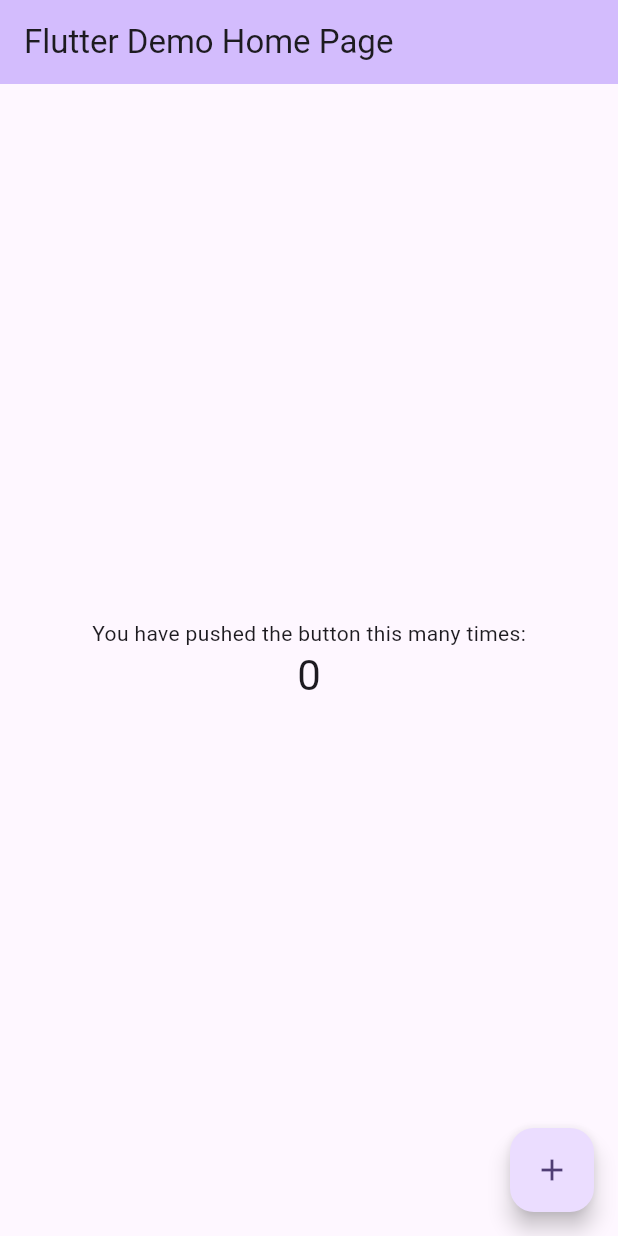
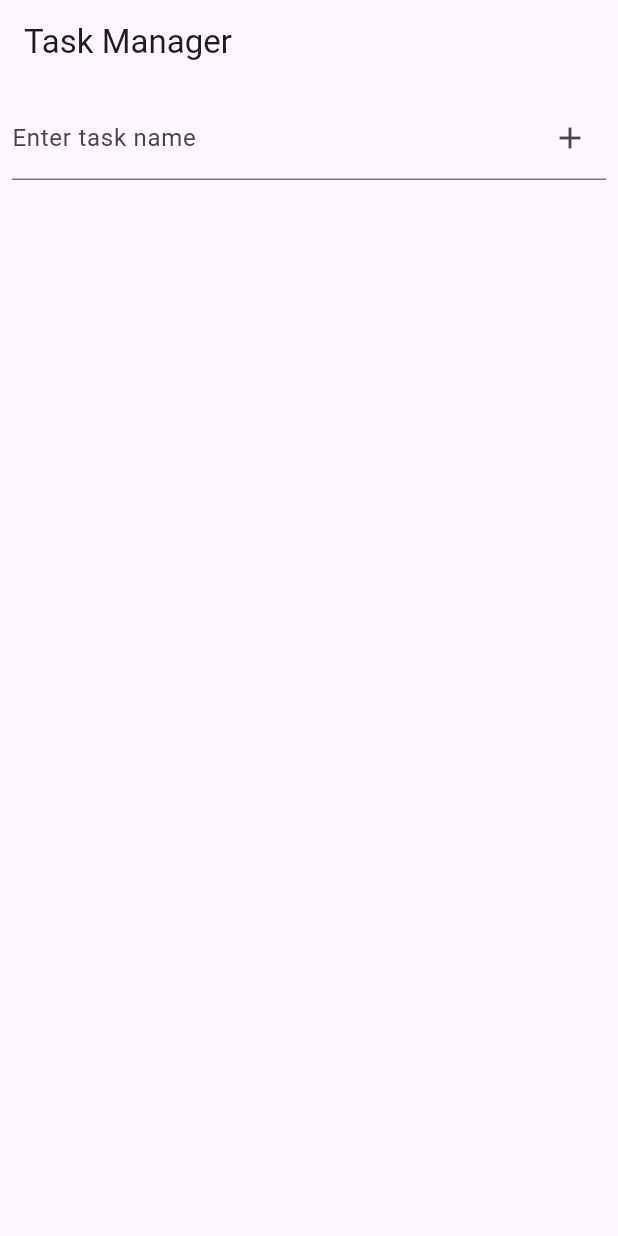
Before and after one commit to aahmad8727/state_management, a Flutter app: the screen it shows after launch, on a phone screen of 412 x 824 dp. Run offline on Flutter 3.47's test engine with Material 3 defaults, Android fonts, the phone set to English and light mode, and no system bars.

Commit message:
TaskLitScreen with basic func

```diff
--- a/lib/main.dart
+++ b/lib/main.dart
@@ -1,122 +1,67 @@
 import 'package:flutter/material.dart';
 
-void main() {
-  runApp(const MyApp());
+void main() => runApp(MyApp());
+
+class MyApp extends StatelessWidget {
+  @override
+  Widget build(BuildContext context) {
+    return MaterialApp(title: 'Task Manager', home: TaskListScreen());
+  }
 }
 
-class MyApp extends StatelessWidget {
-  const MyApp({super.key});
+class TaskListScreen extends StatefulWidget {
+  @override
+  _TaskListScreenState createState() => _TaskListScreenState();
+}
 
-  // This widget is the root of your application.
+class _TaskListScreenState extends State<TaskListScreen> {
+  List<String> tasks = [];
+
   @override
   Widget build(BuildContext context) {
-    return MaterialApp(
-      title: 'Flutter Demo',
-      theme: ThemeData(
-        // This is the theme of your application.
-        //
-        // TRY THIS: Try running your application with "flutter run". You'll see
-        // the application has a purple toolbar. Then, without quitting the app,
-        // try changing the seedColor in the colorScheme below to Colors.green
-        // and then invoke "hot reload" (save your changes or press the "hot
-        // reload" button in a Flutter-supported IDE, or press "r" if you used
-        // the command line to start the app).
-        //
-        // Notice that the counter didn't reset back to zero; the application
-        // state is not lost during the reload. To reset the state, use hot
-        // restart instead.
-        //
-        // This works for code too, not just values: Most code changes can be
-        // tested with just a hot reload.
-        colorScheme: ColorScheme.fromSeed(seedColor: Colors.deepPurple),
+    return Scaffold(
+      appBar: AppBar(title: Text('Task Manager')),
+      body: Column(
+        children: <Widget>[
+          Padding(
+            padding: const EdgeInsets.all(8.0),
+            child: TextField(
+              onSubmitted: (value) {
+                setState(() {
+                  tasks.add(value);
+                });
+              },
+              decoration: InputDecoration(
+                labelText: 'Enter task name',
+                suffixIcon: IconButton(
+                  icon: Icon(Icons.add),
+                  onPressed: () {
+                    // Logic to add task
+                  },
+                ),
+              ),
+            ),
+          ),
+          Expanded(
+            child: ListView.builder(
+              itemCount: tasks.length,
+              itemBuilder: (context, index) {
+                return ListTile(
+                  title: Text(tasks[index]),
+                  trailing: IconButton(
+                    icon: Icon(Icons.delete),
+                    onPressed: () {
+                      setState(() {
+                        tasks.removeAt(index);
+                      });
+                    },
+                  ),
+                );
+              },
+            ),
+          ),
+        ],
       ),
-      home: const MyHomePage(title: 'Flutter Demo Home Page'),
     );
   }
 }
-
-class MyHomePage extends StatefulWidget {
-  const MyHomePage({super.key, required this.title});
-
-  // This widget is the home page of your application. It is stateful, meaning
-  // that it has a State object (defined below) that contains fields that affect
-  // how it looks.
-
-  // This class is the configuration for the state. It holds the values (in this
-  // case the title) provided by the parent (in this case the App widget) and
-  // used by the build method of the State. Fields in a Widget subclass are
-  // always marked "final".
-
-  final String title;
-
-  @override
-  State<MyHomePage> createState() => _MyHomePageState();
-}
-
-class _MyHomePageState extends State<MyHomePage> {
-  int _counter = 0;
-
-  void _incrementCounter() {
-    setState(() {
-      // This call to setState tells the Flutter framework that something has
-      // changed in this State, which causes it to rerun the build method below
-      // so that the display can reflect the updated values. If we changed
-      // _counter without calling setState(), then the build method would not be
-      // called again, and so nothing would appear to happen.
-      _counter++;
-    });
-  }
-
-  @override
-  Widget build(BuildContext context) {
-    // This method is rerun every time setState is called, for instance as done
-    // by the _incrementCounter method above.
-    //
-    // The Flutter framework has been optimized to make rerunning build methods
-    // fast, so that you can just rebuild anything that needs updating rather
-    // than having to individually change instances of widgets.
-    return Scaffold(
-      appBar: AppBar(
-        // TRY THIS: Try changing the color here to a specific color (to
-        // Colors.amber, perhaps?) and trigger a hot reload to see the AppBar
-        // change color while the other colors stay the same.
-        backgroundColor: Theme.of(context).colorScheme.inversePrimary,
-        // Here we take the value from the MyHomePage object that was created by
-        // the App.build method, and use it to set our appbar title.
-        title: Text(widget.title),
-      ),
-      body: Center(
-        // Center is a layout widget. It takes a single child and positions it
-        // in the middle of the parent.
-        child: Column(
-          // Column is also a layout widget. It takes a list of children and
-          // arranges them vertically. By default, it sizes itself to fit its
-          // children horizontally, and tries to be as tall as its parent.
-          //
-          // Column has various properties to control how it sizes itself and
-          // how it positions its children. Here we use mainAxisAlignment to
-          // center the children vertically; the main axis here is the vertical
-          // axis because Columns are vertical (the cross axis would be
-          // horizontal).
-          //
-          // TRY THIS: Invoke "debug painting" (choose the "Toggle Debug Paint"
-          // action in the IDE, or press "p" in the console), to see the
-          // wireframe for each widget.
-          mainAxisAlignment: MainAxisAlignment.center,
-          children: <Widget>[
-            const Text('You have pushed the button this many times:'),
-            Text(
-              '$_counter',
-              style: Theme.of(context).textTheme.headlineMedium,
-            ),
-          ],
-        ),
-      ),
-      floatingActionButton: FloatingActionButton(
-        onPressed: _incrementCounter,
-        tooltip: 'Increment',
-        child: const Icon(Icons.add),
-      ), // This trailing comma makes auto-formatting nicer for build methods.
-    );
-  }
-}
```
